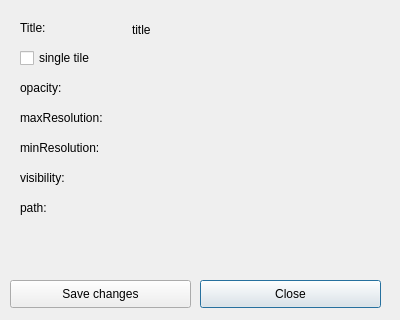
Before: the Qt Designer form dlg_layerProperties.ui in LESPROJEKT/qgis-layman-plugin, drawn with Qt 5.
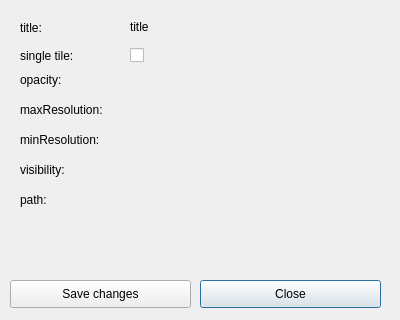
After: the same form once the commit is applied.

Commit message: uprava UI layer properties

Patch:
```diff
--- a/dlg_layerProperties.ui
+++ b/dlg_layerProperties.ui
@@ -70,8 +70,8 @@
   <widget class="QLabel" name="label_name">
    <property name="geometry">
     <rect>
-     <x>132</x>
-     <y>22</y>
+     <x>130</x>
+     <y>19</y>
      <width>290</width>
      <height>16</height>
     </rect>
@@ -96,21 +96,21 @@
   <widget class="QCheckBox" name="checkBox_singleTile">
    <property name="geometry">
     <rect>
-     <x>20</x>
-     <y>48</y>
+     <x>130</x>
+     <y>45</y>
      <width>81</width>
      <height>20</height>
     </rect>
    </property>
    <property name="text">
-    <string>single tile</string>
+    <string/>
    </property>
   </widget>
   <widget class="QLabel" name="label">
    <property name="geometry">
     <rect>
      <x>20</x>
-     <y>80</y>
+     <y>72</y>
      <width>55</width>
      <height>16</height>
     </rect>
@@ -129,14 +129,14 @@
     </rect>
    </property>
    <property name="text">
-    <string>Title:</string>
+    <string>title:</string>
    </property>
   </widget>
   <widget class="QLabel" name="label_opacity">
    <property name="geometry">
     <rect>
      <x>130</x>
-     <y>80</y>
+     <y>72</y>
      <width>55</width>
      <height>16</height>
     </rect>
@@ -149,7 +149,7 @@
    <property name="geometry">
     <rect>
      <x>20</x>
-     <y>110</y>
+     <y>102</y>
      <width>101</width>
      <height>16</height>
     </rect>
@@ -162,7 +162,7 @@
    <property name="geometry">
     <rect>
      <x>130</x>
-     <y>110</y>
+     <y>102</y>
      <width>55</width>
      <height>16</height>
     </rect>
@@ -175,7 +175,7 @@
    <property name="geometry">
     <rect>
      <x>20</x>
-     <y>140</y>
+     <y>132</y>
      <width>101</width>
      <height>16</height>
     </rect>
@@ -188,7 +188,7 @@
    <property name="geometry">
     <rect>
      <x>130</x>
-     <y>140</y>
+     <y>132</y>
      <width>55</width>
      <height>16</height>
     </rect>
@@ -201,7 +201,7 @@
    <property name="geometry">
     <rect>
      <x>20</x>
-     <y>170</y>
+     <y>162</y>
      <width>81</width>
      <height>16</height>
     </rect>
@@ -214,7 +214,7 @@
    <property name="geometry">
     <rect>
      <x>130</x>
-     <y>170</y>
+     <y>162</y>
      <width>55</width>
      <height>16</height>
     </rect>
@@ -227,7 +227,7 @@
    <property name="geometry">
     <rect>
      <x>20</x>
-     <y>200</y>
+     <y>192</y>
      <width>55</width>
      <height>16</height>
     </rect>
@@ -240,7 +240,7 @@
    <property name="geometry">
     <rect>
      <x>130</x>
-     <y>200</y>
+     <y>192</y>
      <width>55</width>
      <height>16</height>
     </rect>
@@ -249,6 +249,19 @@
     <string/>
    </property>
   </widget>
+  <widget class="QLabel" name="label_3">
+   <property name="geometry">
+    <rect>
+     <x>20</x>
+     <y>48</y>
+     <width>81</width>
+     <height>16</height>
+    </rect>
+   </property>
+   <property name="text">
+    <string>single tile:</string>
+   </property>
+  </widget>
  </widget>
  <resources/>
  <connections/>
```
The commit also changes 2 other files.
